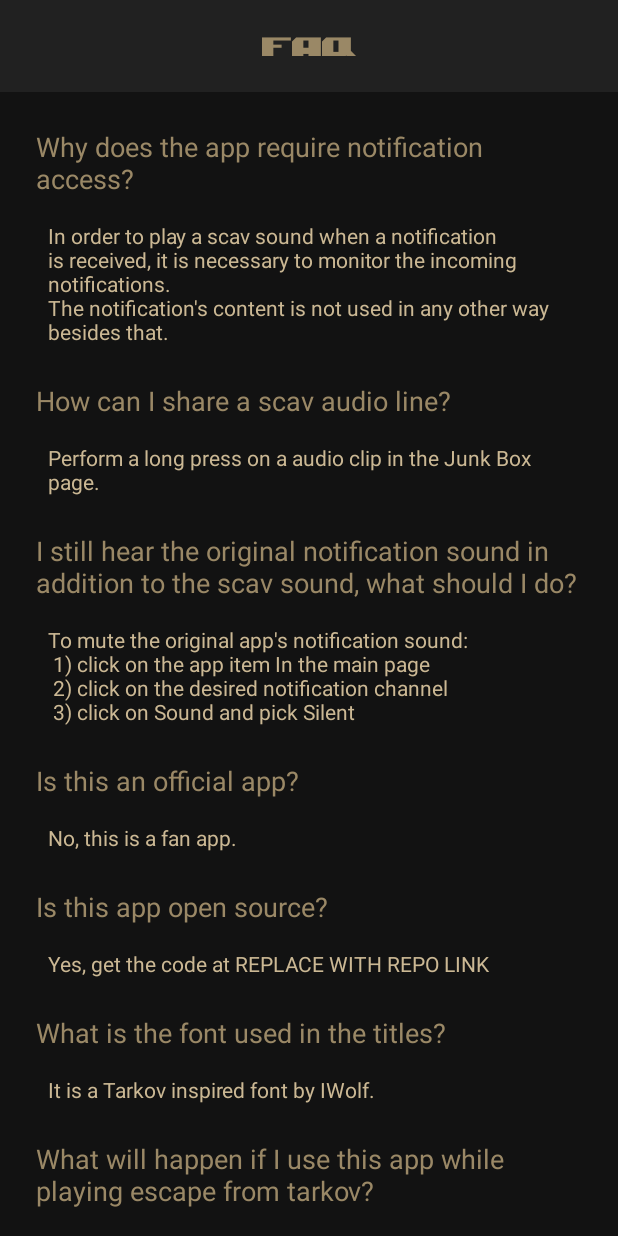
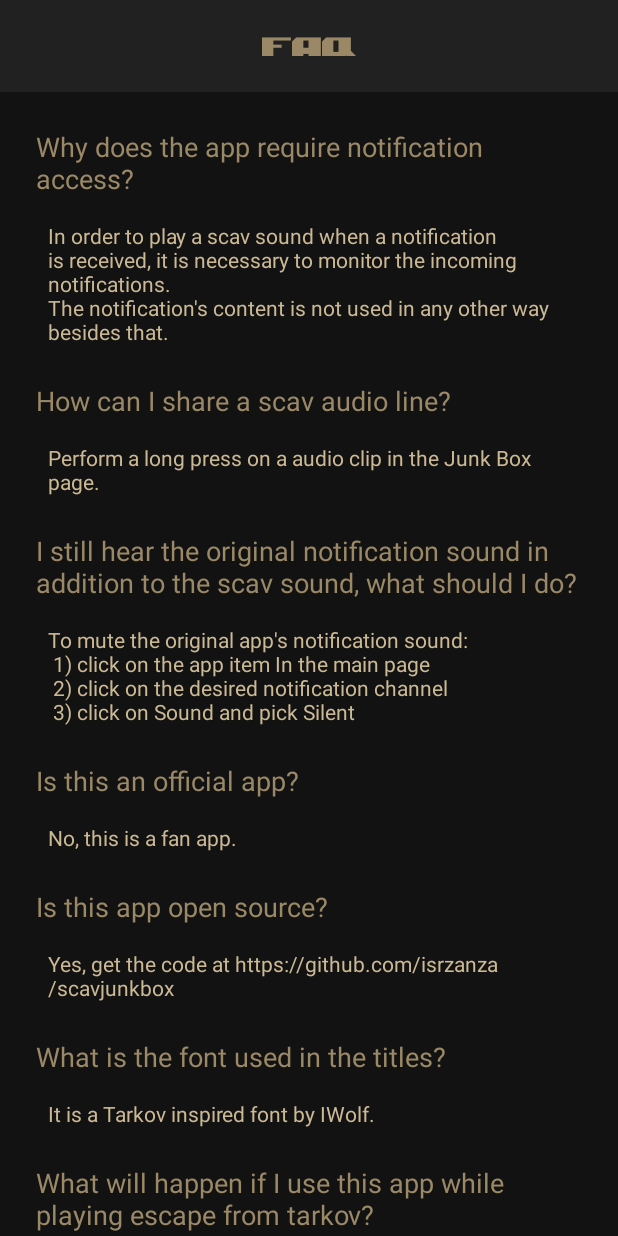
Before and after one commit to isrzanza/scavjunkbox, an Android app: the FaqFragment screen opened through its navigation route, on a phone screen of 412 x 824 dp. Run offline under Robolectric (Android 15) with nearby library versions, the light colour scheme and no system bars; our stand-ins replace Room's generated code, data binding; 2 statements that could not run were skipped.

Commit message:
last commit

```diff
--- a/app/src/main/res/values/strings_faq.xml
+++ b/app/src/main/res/values/strings_faq.xml
@@ -7,7 +7,7 @@
     <string name="faq_q_3">Is this an official app?</string>
     <string name="faq_a_3">No, this is a fan app.</string>
     <string name="faq_q_4">Is this app open source?</string>
-    <string name="faq_a_4">Yes, get the code at REPLACE WITH REPO LINK</string>
+    <string name="faq_a_4">Yes, get the code at https://github.com/isrzanza/scavjunkbox</string>
     <string name="faq_q_5">I still hear the original notification sound in addition to the scav sound, what should I do?</string>
     <string name="faq_a_5">To mute the original app\'s notification sound:\n
         1) click on the app item In the main page\n
```
